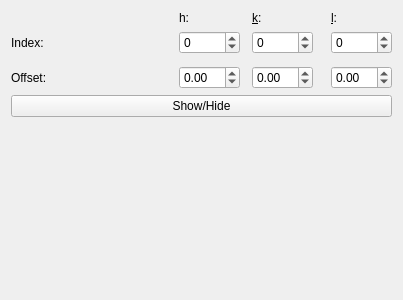
Above: vipster/qt/tools/millerwidget.ui from sgsaenger/vipster before the change. Below: the same form after it.
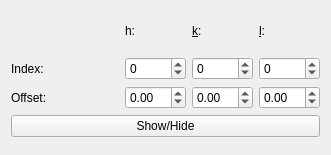
That is the form after the change.

What changed in the file:
```diff
--- a/vipster/qt/tools/millerwidget.ui
+++ b/vipster/qt/tools/millerwidget.ui
@@ -6,24 +6,14 @@
    <rect>
     <x>0</x>
     <y>0</y>
-    <width>400</width>
-    <height>300</height>
+    <width>331</width>
+    <height>155</height>
    </rect>
   </property>
   <property name="windowTitle">
    <string>Form</string>
   </property>
   <layout class="QGridLayout" name="gridLayout">
-   <item row="0" column="7">
-    <widget class="QLabel" name="lLabel">
-     <property name="text">
-      <string>&amp;l:</string>
-     </property>
-     <property name="buddy">
-      <cstring>lSel</cstring>
-     </property>
-    </widget>
-   </item>
    <item row="1" column="0">
     <widget class="QLabel" name="idxLabel">
      <property name="text">
@@ -31,54 +21,10 @@
      </property>
     </widget>
    </item>
-   <item row="1" column="7">
-    <widget class="QSpinBox" name="lSel">
-     <property name="minimum">
-      <number>-99</number>
-     </property>
-    </widget>
-   </item>
-   <item row="3" column="7">
-    <widget class="QDoubleSpinBox" name="zOff">
-     <property name="minimum">
-      <double>-99.989999999999995</double>
-     </property>
-    </widget>
-   </item>
-   <item row="4" column="0" colspan="8">
-    <widget class="QPushButton" name="pushButton">
+   <item row="2" column="0">
+    <widget class="QLabel" name="offLabel">
      <property name="text">
-      <string>Show/Hide</string>
-     </property>
-     <property name="checkable">
-      <bool>true</bool>
-     </property>
-    </widget>
-   </item>
-   <item row="5" column="0" colspan="8">
-    <spacer name="verticalSpacer">
-     <property name="orientation">
-      <enum>Qt::Vertical</enum>
-     </property>
-     <property name="sizeHint" stdset="0">
-      <size>
-       <width>381</width>
-       <height>180</height>
-      </size>
-     </property>
-    </spacer>
-   </item>
-   <item row="3" column="2">
-    <widget class="QDoubleSpinBox" name="xOff">
-     <property name="minimum">
-      <double>-99.989999999999995</double>
-     </property>
-    </widget>
-   </item>
-   <item row="1" column="2">
-    <widget class="QSpinBox" name="hSel">
-     <property name="minimum">
-      <number>-99</number>
+      <string>Offset:</string>
      </property>
     </widget>
    </item>
@@ -92,21 +38,7 @@
      </property>
     </widget>
    </item>
-   <item row="1" column="4">
-    <widget class="QSpinBox" name="kSel">
-     <property name="minimum">
-      <number>-99</number>
-     </property>
-    </widget>
-   </item>
-   <item row="3" column="4">
-    <widget class="QDoubleSpinBox" name="yOff">
-     <property name="minimum">
-      <double>-99.989999999999995</double>
-     </property>
-    </widget>
-   </item>
-   <item row="0" column="4">
+   <item row="0" column="3">
     <widget class="QLabel" name="kLabel">
      <property name="text">
       <string>&amp;k:</string>
@@ -116,26 +48,88 @@
      </property>
     </widget>
    </item>
-   <item row="3" column="0">
-    <widget class="QLabel" name="offLabel">
-     <property name="text">
-      <string>Offset:</string>
-     </property>
-    </widget>
-   </item>
-   <item row="0" column="1" rowspan="4">
+   <item row="0" column="1" rowspan="3">
     <spacer name="horizontalSpacer">
      <property name="orientation">
       <enum>Qt::Horizontal</enum>
      </property>
      <property name="sizeHint" stdset="0">
       <size>
-       <width>40</width>
-       <height>20</height>
+       <width>32</width>
+       <height>66</height>
       </size>
      </property>
     </spacer>
    </item>
+   <item row="2" column="3">
+    <widget class="QDoubleSpinBox" name="yOff">
+     <property name="minimum">
+      <double>-99.989999999999995</double>
+     </property>
+    </widget>
+   </item>
+   <item row="1" column="2">
+    <widget class="QSpinBox" name="hSel">
+     <property name="minimum">
+      <number>-99</number>
+     </property>
+    </widget>
+   </item>
+   <item row="0" column="4">
+    <widget class="QLabel" name="lLabel">
+     <property name="text">
+      <string>&amp;l:</string>
+     </property>
+     <property name="buddy">
+      <cstring>lSel</cstring>
+     </property>
+    </widget>
+   </item>
+   <item row="2" column="4">
+    <widget class="QDoubleSpinBox" name="zOff">
+     <property name="minimum">
+      <double>-99.989999999999995</double>
+     </property>
+    </widget>
+   </item>
+   <item row="1" column="3">
+    <widget class="QSpinBox" name="kSel">
+     <property name="minimum">
+      <number>-99</number>
+     </property>
+    </widget>
+   </item>
+   <item row="2" column="2">
+    <widget class="QDoubleSpinBox" name="xOff">
+     <property name="minimum">
+      <double>-99.989999999999995</double>
+     </property>
+    </widget>
+   </item>
+   <item row="1" column="4">
+    <widget class="QSpinBox" name="lSel">
+     <property name="minimum">
+      <number>-99</number>
+     </property>
+    </widget>
+   </item>
+   <item row="3" column="0" colspan="5">
+    <widget class="QPushButton" name="pushButton">
+     <property name="text">
+      <string>Show/Hide</string>
+     </property>
+     <property name="checkable">
+      <bool>true</bool>
+     </property>
+    </widget>
+   </item>
+   <item row="4" column="0" colspan="5">
+    <spacer name="verticalSpacer">
+     <property name="orientation">
+      <enum>Qt::Vertical</enum>
+     </property>
+    </spacer>
+   </item>
   </layout>
  </widget>
  <resources/>
```
Left out of the diff: 8 changed lines with no effect on the pictures.
